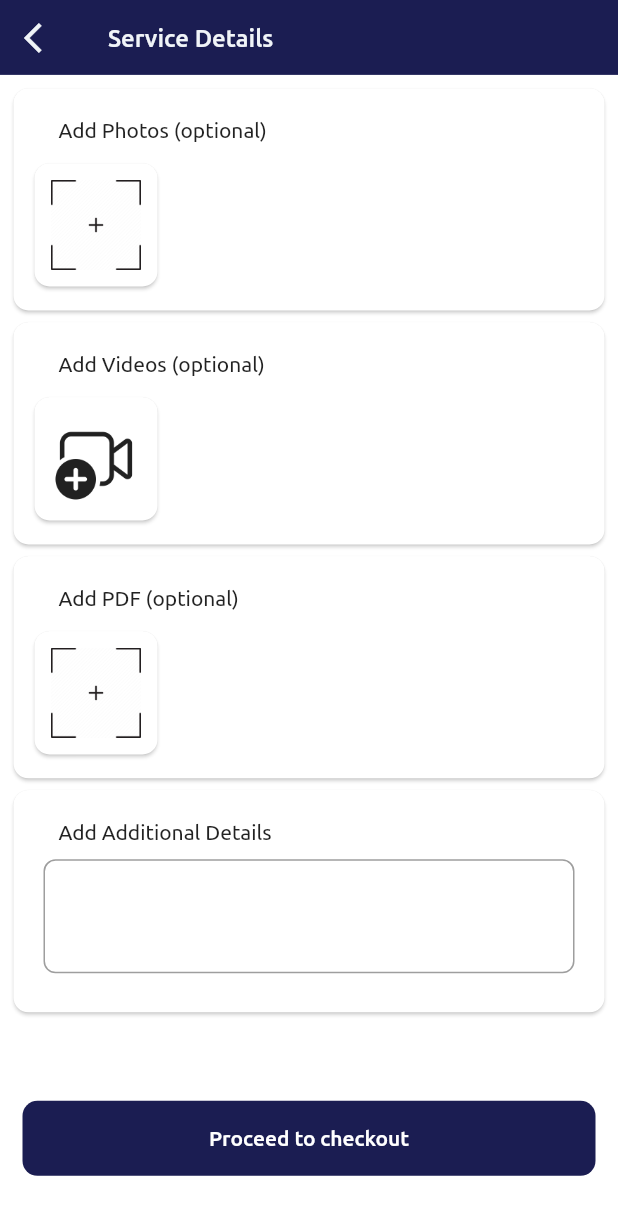
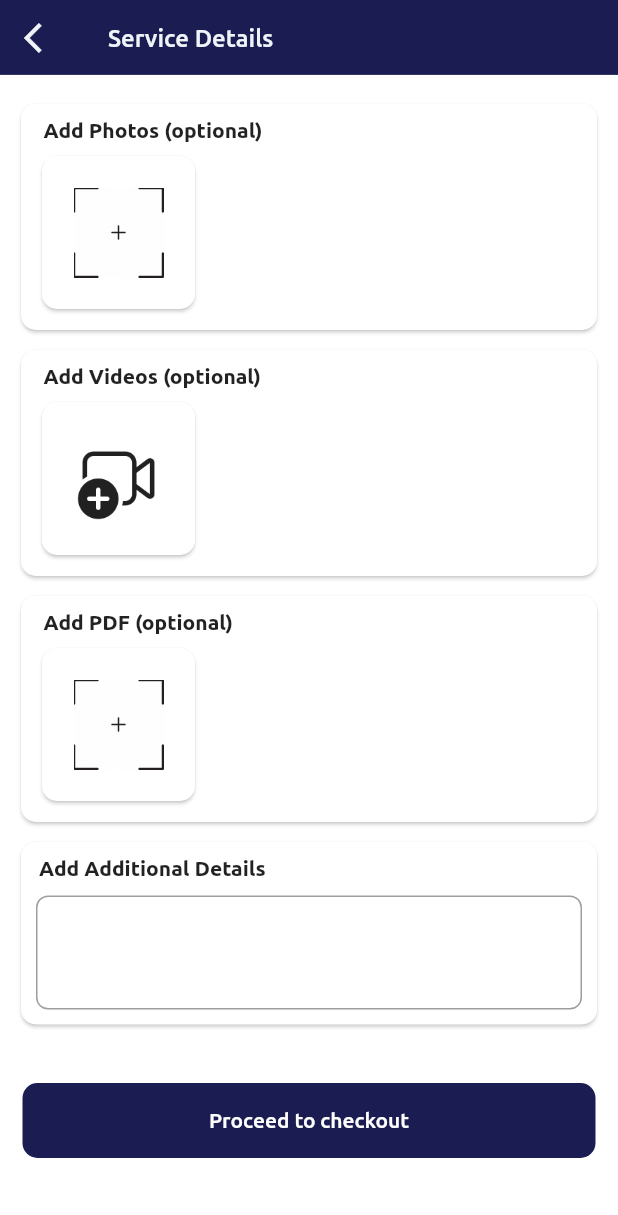
Before and after one commit to patelmeet341993/repair_app, a Flutter app: the AdditionalIssueScreen screen opened by its route, on a phone screen of 412 x 824 dp. Shown: the top 1215 px of the screen. Run offline on Flutter 3.47's test engine with Material 2 defaults, Android fonts, the phone set to English and light mode, and no system bars; our stand-ins replace audioplayers, cached_network_image, carousel_slider, connectivity_plus, country_code_picker, file_picker and 26 more; missing offline and left inert: flutter_downloader, flutter_facebook_auth, flutter_inappwebview, phone_number, pointer_interceptor, touch_ripple_effect and 2 more; accounts and stored records are empty; network calls fail.

```diff
--- a/lib/feature/company/view/additional_issue_screen.dart
+++ b/lib/feature/company/view/additional_issue_screen.dart
@@ -57,41 +57,36 @@ class _AdditionalIssueScreenState extends State<AdditionalIssueScreen> {
           bottom: true,
           child: Container(
             child: SingleChildScrollView(
+              padding: EdgeInsets.zero,
               child: Column(
                 mainAxisAlignment: MainAxisAlignment.spaceEvenly,
                 crossAxisAlignment: CrossAxisAlignment.start,
                 children: [
                   Container(
-                    height: MediaQuery.of(context).size.height / 1.3,
-                    padding: EdgeInsets.all(5.0),
+                    margin: EdgeInsets.symmetric(horizontal: 10,vertical: 15),
+
+                    //height: MediaQuery.of(context).size.height / 1.3,
+                   // padding: EdgeInsets.all(5.0),
                     child: Column(
                       mainAxisAlignment: MainAxisAlignment.center,
                       crossAxisAlignment: CrossAxisAlignment.center,
                       children: [
-                        Expanded(
-                          child: Container(
-                            width: MediaQuery.of(context).size.width,
-                            child: Card(
+                        Card(
                           shape: RoundedRectangleBorder(
                             borderRadius: BorderRadius.circular(10.0),
                           ),
+                          child: Container(
+                            padding: EdgeInsets.all(10),
                             child: Column(
                                 mainAxisAlignment: MainAxisAlignment.start,
                                 crossAxisAlignment: CrossAxisAlignment.start,
                                 children: <Widget>[
-                                    Expanded(
-                                        child: Column(
-                                      mainAxisAlignment:
-                                          MainAxisAlignment.start,
-                                      crossAxisAlignment:
-                                          CrossAxisAlignment.start,
-                                      children: [
-                                        Container(
-                                          padding: EdgeInsets.only(
-                                              top: 20.0, left: 30.0),
+                                  Padding(
+                                    padding: EdgeInsets.symmetric(horizontal: 5).copyWith(bottom: 5),
                                     child: Text(
                                       "Add Photos (optional)",
                                       style: ubuntuRegular.copyWith(
+                                        fontWeight: FontWeight.w700,
                                           fontSize: MediaQuery.of(context)
                                                       .size
                                                       .width <
@@ -115,11 +110,6 @@ class _AdditionalIssueScreenState extends State<AdditionalIssueScreen> {
                                       Container(
                                         height: 110,
                                         width: 110,
-                                              padding: EdgeInsets.only(
-                                                  top: 10.0,
-                                                  left: 10.0,
-                                                  bottom: 10.0,
-                                                  right: 10.0),
                                         child: Card(
                                           shape: RoundedRectangleBorder(
                                               borderRadius:
@@ -138,56 +128,53 @@ class _AdditionalIssueScreenState extends State<AdditionalIssueScreen> {
                                           ),
                                         ),
                                       ),
-                                            if (imageList!.length > 0) ...[
-                                              Container(
-                                                height: 110,
-                                                width: 280,
-                                                padding: EdgeInsets.only(
-                                                    top: 10.0,
-                                                    left: 10.0,
-                                                    bottom: 10.0,
-                                                    right: 10.0),
-                                                child: Card(
-                                                  shape: RoundedRectangleBorder(
-                                                      borderRadius:
-                                                          BorderRadius.circular(
-                                                              10.0)),
-                                                  child: baseimage(imageList),
+                                      if (imageList!.length > 0) Flexible(
+                                        child: Container(
+                                            height: 100,
+                                            child: getImageList(imageList)),
+                                      )
+                                      // if (imageList!.length > 0) ...[
+                                      //   Container(
+                                      //     height: 110,
+                                      //     width: 110,
+                                      //     child: Card(
+                                      //       shape: RoundedRectangleBorder(
+                                      //           borderRadius:
+                                      //               BorderRadius.circular(
+                                      //                   10.0)),
+                                      //       child: baseimage(imageList),
+                                      //     ),
+                                      //   ),
+                                      // ]
+
+                                    ],
                                   ),
-                                              ),
-                                            ]
-                                          ],
-                                        )
-                                      ],
-                                    )),
                                 ]),
                           ),
                         ),
-                        ),
-                        Expanded(
-                          child: Container(
-                            width: MediaQuery.of(context).size.width,
-                            child: Card(
+                        SizedBox(height: 5,),
+                        Card(
                           shape: RoundedRectangleBorder(
                             borderRadius: BorderRadius.circular(10.0),
                           ),
+                          child: Container(
+                            padding: EdgeInsets.all(10),
                             child: Column(
                                 mainAxisAlignment: MainAxisAlignment.start,
                                 crossAxisAlignment: CrossAxisAlignment.start,
                                 children: <Widget>[
-                                    Expanded(
-                                      child: Column(
+                                  Column(
                                     mainAxisAlignment:
                                         MainAxisAlignment.start,
                                     crossAxisAlignment:
                                         CrossAxisAlignment.start,
                                     children: [
-                                          Container(
-                                            padding: EdgeInsets.only(
-                                                top: 20.0, left: 30.0),
+                                      Padding(
+                                        padding: EdgeInsets.symmetric(horizontal: 5).copyWith(bottom: 5),
                                         child: Text(
                                           "Add Videos (optional)",
                                           style: ubuntuRegular.copyWith(
+                                            fontWeight: FontWeight.w700,
                                               fontSize: MediaQuery.of(
                                                               context)
                                                           .size
@@ -212,11 +199,6 @@ class _AdditionalIssueScreenState extends State<AdditionalIssueScreen> {
                                           Container(
                                             height: 110,
                                             width: 110,
-                                                padding: EdgeInsets.only(
-                                                    top: 10.0,
-                                                    left: 10.0,
-                                                    bottom: 10.0,
-                                                    right: 10.0),
                                             child: Card(
                                               shape: RoundedRectangleBorder(
                                                   borderRadius:
@@ -235,42 +217,39 @@ class _AdditionalIssueScreenState extends State<AdditionalIssueScreen> {
                                               ),
                                             ),
                                           ),
-                                              if (videofile != null) ...[
+                                          if (videofile != null)
                                             showvideo(thumbnailFile)
-                                              ]
+
                                         ],
                                       )
                                     ],
                                   ),
-                                    ),
                                 ]),
                           ),
                         ),
-                        ),
-                        Expanded(
-                          child: Container(
-                            width: MediaQuery.of(context).size.width,
-                            child: Card(
+                        SizedBox(height: 5,),
+                        Card(
                           shape: RoundedRectangleBorder(
                             borderRadius: BorderRadius.circular(10.0),
                           ),
+                          child: Container(
+                            padding: EdgeInsets.all(10),
                             child: Column(
                                 mainAxisAlignment: MainAxisAlignment.start,
                                 crossAxisAlignment: CrossAxisAlignment.start,
                                 children: <Widget>[
-                                    Expanded(
-                                        child: Column(
+                                  Column(
                                     mainAxisAlignment:
                                     MainAxisAlignment.start,
                                     crossAxisAlignment:
                                     CrossAxisAlignment.start,
                                     children: [
-                                        Container(
-                                          padding: EdgeInsets.only(
-                                              top: 20.0, left: 30.0),
+                                  Padding(
+                                    padding: EdgeInsets.symmetric(horizontal: 5).copyWith(bottom: 5),
                                     child: Text(
                                       "Add PDF (optional)",
                                       style: ubuntuRegular.copyWith(
+                                        fontWeight: FontWeight.w700,
                                           fontSize: MediaQuery.of(context)
                                                       .size
                                                       .width <
@@ -294,11 +273,6 @@ class _AdditionalIssueScreenState extends State<AdditionalIssueScreen> {
                                       Container(
                                         height: 110,
                                         width: 110,
-                                              padding: EdgeInsets.only(
-                                                  top: 10.0,
-                                                  left: 10.0,
-                                                  bottom: 10.0,
-                                                  right: 10.0),
                                         child: Card(
                                           shape: RoundedRectangleBorder(
                                               borderRadius:
@@ -322,13 +296,7 @@ class _AdditionalIssueScreenState extends State<AdditionalIssueScreen> {
                                               child: GestureDetector(
                                                 child: Container(
                                                   height: 110,
-                                                        width: 280,
-                                                        padding:
-                                                            EdgeInsets.only(
-                                                                top: 10.0,
-                                                                left: 10.0,
-                                                                bottom: 10.0,
-                                                                right: 10.0),
+                                                  width: 110,
                                                   child: Card(
                                                     shape: RoundedRectangleBorder(
                                                         borderRadius:
@@ -341,12 +309,9 @@ class _AdditionalIssueScreenState extends State<AdditionalIssueScreen> {
                                                               10.0),
                                                       child: TextButton(
                                                         onPressed: () {
-                                                                OpenFile.open(
-                                                                    selectedfiles!
-                                                                        .path);
+                                                          OpenFile.open(selectedfiles!.path);
                                                         },
-                                                              child: Text(_fileText
-                                                                  .toString()),
+                                                        child: Text(_fileText.toString()),
                                                       ),
                                                     ),
                                                   ),
@@ -356,35 +321,33 @@ class _AdditionalIssueScreenState extends State<AdditionalIssueScreen> {
                                     ],
                                   )
                                     ],
-                                    )),
+                                  ),
                                 ]),
                           ),
                         ),
-                        ),
-                        Expanded(
-                          child: Container(
-                            width: MediaQuery.of(context).size.width,
-                            child: Card(
+                        SizedBox(height: 5,),
+                        Card(
                           shape: RoundedRectangleBorder(
                             borderRadius: BorderRadius.circular(10.0),
                           ),
+                          child: Container(
+                            padding: EdgeInsets.all(10),
                             child: Column(
                                 mainAxisAlignment: MainAxisAlignment.start,
                                 crossAxisAlignment: CrossAxisAlignment.start,
                                 children: <Widget>[
-                                    Expanded(
-                                        child: Column(
+                                  Column(
                                     mainAxisAlignment:
                                     MainAxisAlignment.start,
                                     crossAxisAlignment:
                                     CrossAxisAlignment.start,
                                     children: [
-                                        Container(
-                                          padding: EdgeInsets.only(
-                                              top: 20.0, left: 30.0),
+                                  Padding(
+                                    padding: EdgeInsets.symmetric(horizontal: 2).copyWith(bottom: 10),
                                     child: Text(
                                       "Add Additional Details",
                                       style: ubuntuRegular.copyWith(
+                                          fontWeight: FontWeight.w700,
                                           fontSize: MediaQuery.of(context)
                                                       .size
                                                       .width <
@@ -403,11 +366,6 @@ class _AdditionalIssueScreenState extends State<AdditionalIssueScreen> {
                                     ),
                                   ),
                                   Container(
-                                          padding: EdgeInsets.only(
-                                              top: 10.0,
-                                              left: 20.0,
-                                              bottom: 10.0,
-                                              right: 20.0),
                                     child: TextFormField(
                                       decoration: InputDecoration(
                                         border: OutlineInputBorder(
@@ -422,16 +380,15 @@ class _AdditionalIssueScreenState extends State<AdditionalIssueScreen> {
                                     ),
                                   ),
                                     ],
-                                    )),
+                                  ),
                                 ]),
-                            ),
                           ),
                         ),
                       ],
                     ),
                   ),
                   SizedBox(
-                    height: 50,
+                    height: 20,
                   ),
                   Padding(
                     padding: EdgeInsets.only(
@@ -493,7 +450,11 @@ class _AdditionalIssueScreenState extends State<AdditionalIssueScreen> {
     if (result != null) {
       pfiles = result!.paths.map((path) => File(path!)).toList();
       setState(() {
+        if(selectedfiles != null){
+          _fileText = selectedfiles!.name.toString();
+        }else{
           _fileText = pfiles.toString();
+        }
       });
     }
   }
@@ -502,13 +463,9 @@ class _AdditionalIssueScreenState extends State<AdditionalIssueScreen> {
 
   // show images
   Widget baseimage(List<XFile>? list) {
-    return Center(
-      child: Container(
-          //to set the height of screen
-          padding: const EdgeInsets.only(top: 2.5, left: 10.0, right: 10.0),
-          child: CarouselSlider.builder(
+    return CarouselSlider.builder(
       options: CarouselOptions(
-                height: 100,
+          height: 110,
           // autoPlay: true,
           enableInfiniteScroll: false,
           enlargeCenterPage: true,
@@ -541,38 +498,27 @@ class _AdditionalIssueScreenState extends State<AdditionalIssueScreen> {
               // });
             },
             child: Container(
-                    child: Column(
-                      children: [
-                        Stack(children: [
-                          Container(
-                            margin: EdgeInsets.symmetric(horizontal: 4.0),
               child: Image.file(
                 File(list[index].path),
                 fit: BoxFit.cover,
               ),
-                            height: MediaQuery.of(context).size.height / 11,
-                            width: MediaQuery.of(context).size.width * 1.5,
-                          ),
-                        ]),
-                      ],
-                    ),
+              // height: MediaQuery.of(context).size.height / 11,
+              // width: MediaQuery.of(context).size.width * 1.5,
+              height:100,
+              width: 110,
             ),
           ),
         );
       },
-          )),
     );
   }
 
   Widget showvideo(File paths) {
     return Container(
       height: 110,
-      width: 280,
-      padding:
-          EdgeInsets.only(top: 10.0, left: 10.0, bottom: 10.0, right: 10.0),
+      width: 110,
       child: Card(
-        shape:
-            RoundedRectangleBorder(borderRadius: BorderRadius.circular(10.0)),
+        shape: RoundedRectangleBorder(borderRadius: BorderRadius.circular(10.0)),
         child: GestureDetector(
             child: Image.file(File(thumbnailFile.path)),
             onTap: () {
@@ -586,4 +532,57 @@ class _AdditionalIssueScreenState extends State<AdditionalIssueScreen> {
       ),
     );
   }
+
+
+
+  Widget getImageList(List<XFile>? list){
+    return ListView.builder(
+      shrinkWrap: true,
+        scrollDirection: Axis.horizontal,
+        itemCount: list!.length,
+        itemBuilder: (context,index){
+        return InkWell(
+          onTap: () {
+            Navigator.push(
+                context,
+                MaterialPageRoute(
+                    builder: (context) => DetailsScreen(
+                        imagepath: imageList!.elementAt(index).path)));
+            print("Image path : ${imageList!.elementAt(index).path}");
+          },
+          onDoubleTap: () {
+            print("image delete");
+            // WidgetsBinding.instance.addPostFrameCallback((_) {
+            setState(() {
+              imageList!.removeAt(index);
+            });
+            // });
+          },
+          child: ClipRRect(
+            borderRadius: BorderRadius.circular(10),
+            child: Container(
+
+              margin: EdgeInsets.symmetric(horizontal: 5),
+              //padding: EdgeInsets.symmetric(horizontal: 5),
+              decoration: BoxDecoration(
+                color: Colors.black,
+                borderRadius: BorderRadius.circular(10)
+              ),
+              child: Image.file(
+                File(list[index].path),
+                fit: BoxFit.contain,
+
+              ),
+              // height: MediaQuery.of(context).size.height / 11,
+              // width: MediaQuery.of(context).size.width * 1.5,
+             width: 110,
+            ),
+          ),
+        );
         }
+    );
+
+  }
+
+
+}
--- a/lib/feature/company/view/detail_screen.dart
+++ b/lib/feature/company/view/detail_screen.dart
@@ -17,7 +17,8 @@ class _DetailsScreenState extends State<DetailsScreen> {
   Widget build(BuildContext context) {
     return Scaffold(
         appBar: CustomAppBar(centerTitle: false, title: 'Selected Image'),
-        body: Column(
+        body: SingleChildScrollView(
+          child: Column(
             mainAxisAlignment: MainAxisAlignment.center,
             crossAxisAlignment: CrossAxisAlignment.center,
             children: [
@@ -33,6 +34,7 @@ class _DetailsScreenState extends State<DetailsScreen> {
                     ),
                   ))
             ],
+          ),
         ));
   }
 }
--- a/lib/feature/home/widget/popular_service_view.dart
+++ b/lib/feature/home/widget/popular_service_view.dart
@@ -35,7 +35,7 @@ class PopularServiceView extends GetView<ServiceController> {
                   SizedBox(
                     height: Get.find<LocalizationController>().isLtr
                         ? ResponsiveHelper.isMobile(context)
-                            ? 250
+                            ? 245
                             : 260
                         : 260,
                     child: ListView.builder(
--- a/lib/feature/service/view/all_service_view.dart
+++ b/lib/feature/service/view/all_service_view.dart
@@ -300,7 +300,7 @@ class _AllServiceViewState extends State<AllServiceView> {
                                 : ResponsiveHelper.isTab(context)
                                     ? 3
                                     : 5,
-                            mainAxisExtent: 240,
+                            mainAxisExtent: 225,
                           ),
                           delegate: SliverChildBuilderDelegate(
                             (context, index) {
```
Also changed, not shown: lib/components/service_widget_vertical.dart (+8 -5 lines), lib/feature/company/view/VideoScreen.dart (+12 -5 lines). Lines whose indentation alone changed are shown as unchanged.
